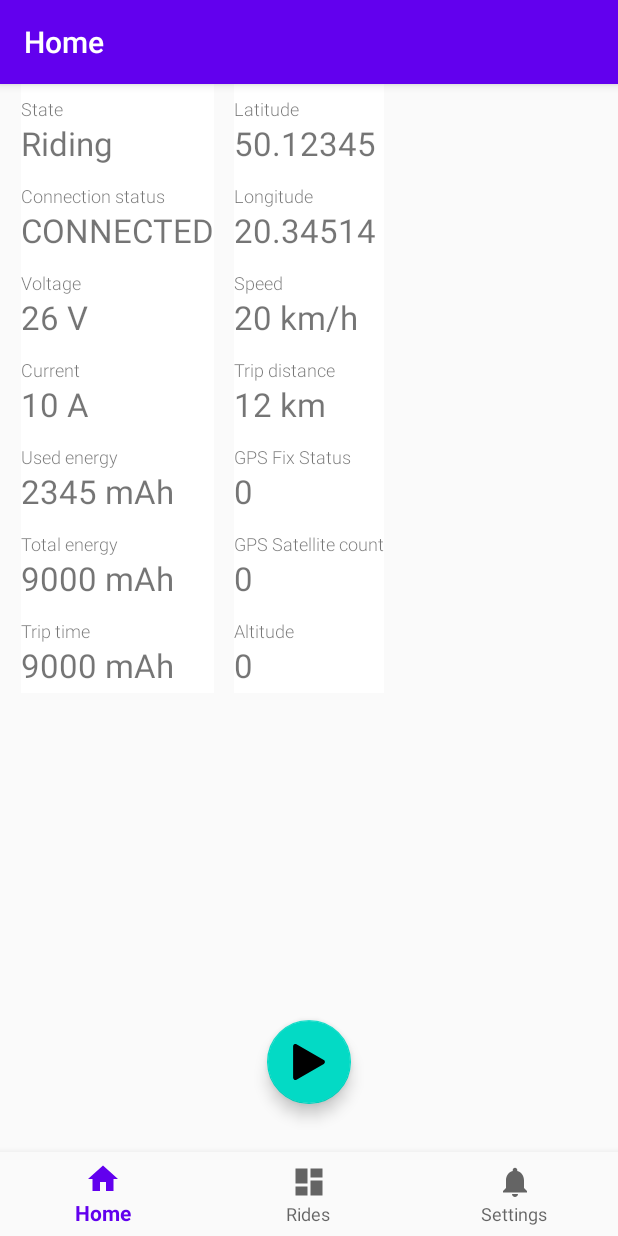
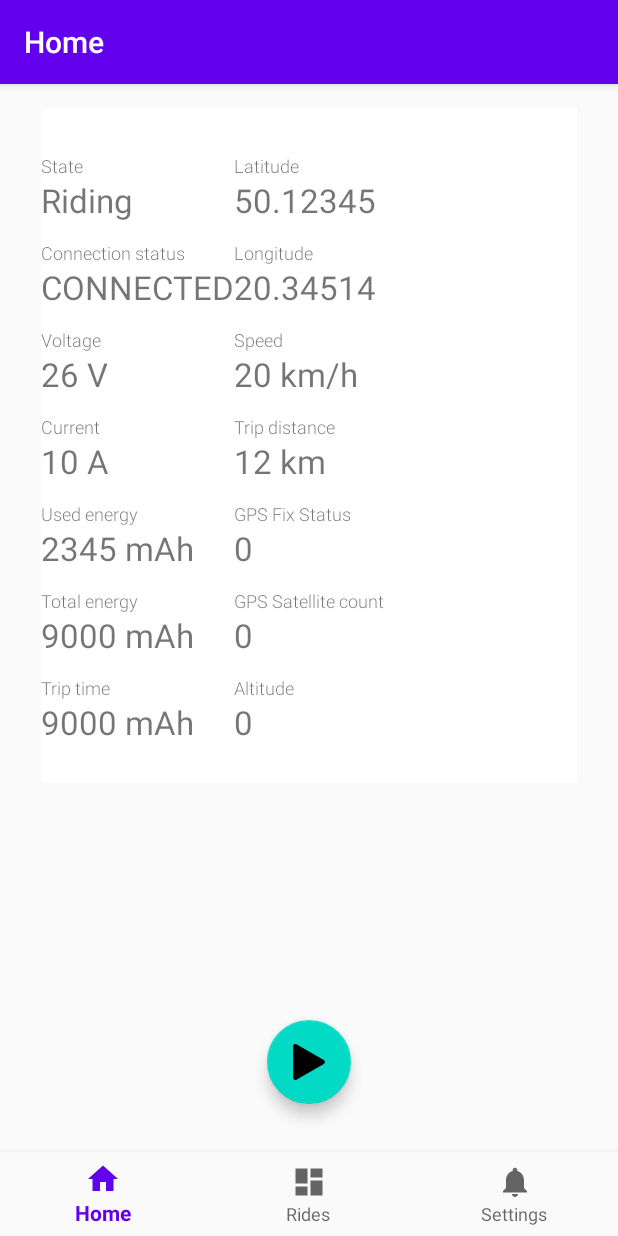
Before and after one commit to pwiklowski/esk8pal-android, an Android app: the HomeFragment screen opened directly, with no data from a screen before it, on a phone screen of 412 x 824 dp. Run offline under Robolectric (Android 15) with nearby library versions, the phone set to English and light mode, and no system bars; our stand-ins replace RxJava, navigation-ui; libraries missing offline, so code that uses them is left out: com.polidea.rxandroidble2, org.osmdroid.config, org.osmdroid.tileprovider, org.osmdroid.util; plain views replace MapView; 6 statements that could not run were skipped.

Commit message:
Update UI

```diff
--- a/app/src/main/res/layout/fragment_home.xml
+++ b/app/src/main/res/layout/fragment_home.xml
@@ -8,7 +8,22 @@
 
     <org.osmdroid.views.MapView android:id="@+id/map"
         android:layout_width="fill_parent"
-        android:layout_height="fill_parent" />
+        android:layout_height="fill_parent" >
+
+    </org.osmdroid.views.MapView>
+
+
+    <androidx.constraintlayout.widget.ConstraintLayout
+        android:layout_width="wrap_content"
+        android:layout_height="450dp"
+        android:layout_marginStart="16dp"
+        android:layout_marginTop="16dp"
+        android:layout_marginEnd="16dp"
+        android:background="#FFFFFF"
+        app:layout_constraintEnd_toEndOf="parent"
+        app:layout_constraintStart_toStartOf="parent"
+        app:layout_constraintTop_toTopOf="parent">
+
 
         <LinearLayout
             android:id="@+id/linearLayout2"
@@ -16,6 +31,7 @@
             android:layout_height="wrap_content"
             android:background="#FFFFFF"
             android:orientation="vertical"
+            app:layout_constraintBottom_toBottomOf="parent"
             app:layout_constraintEnd_toEndOf="parent"
             app:layout_constraintStart_toStartOf="parent"
             app:layout_constraintTop_toTopOf="parent">
@@ -122,6 +138,7 @@
             android:layout_height="wrap_content"
             android:background="#FFFFFF"
             android:orientation="vertical"
+            app:layout_constraintBottom_toBottomOf="parent"
             app:layout_constraintEnd_toStartOf="@+id/linearLayout2"
             app:layout_constraintStart_toStartOf="parent"
             app:layout_constraintTop_toTopOf="parent">
@@ -221,6 +238,7 @@
 
         </LinearLayout>
 
+    </androidx.constraintlayout.widget.ConstraintLayout>
 
     <com.google.android.material.floatingactionbutton.FloatingActionButton
         android:id="@+id/state_toggle"
```
Lines whose indentation alone changed are shown as unchanged.
